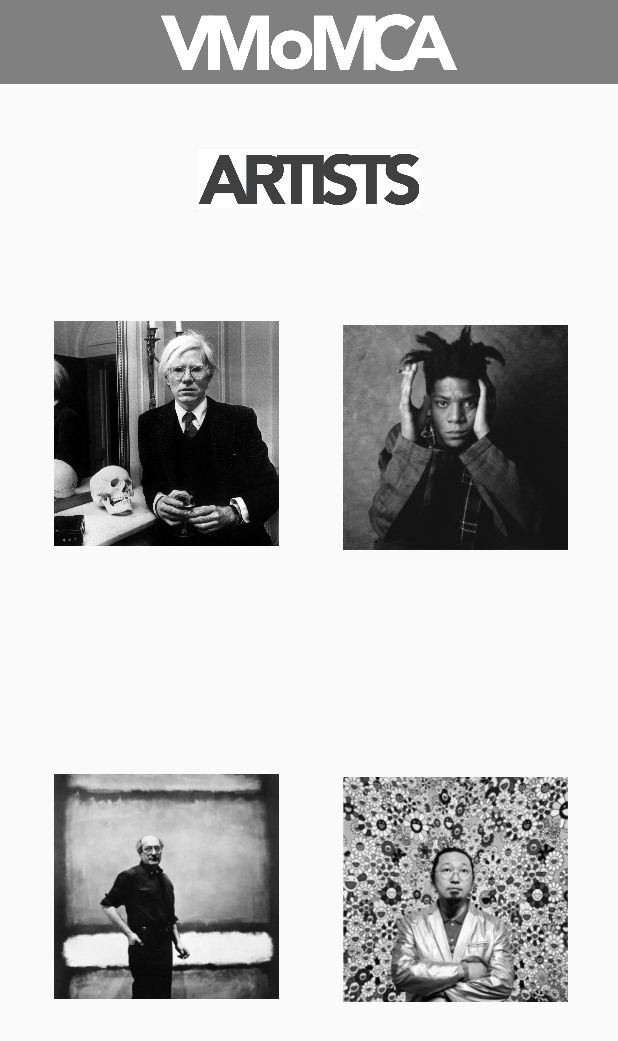
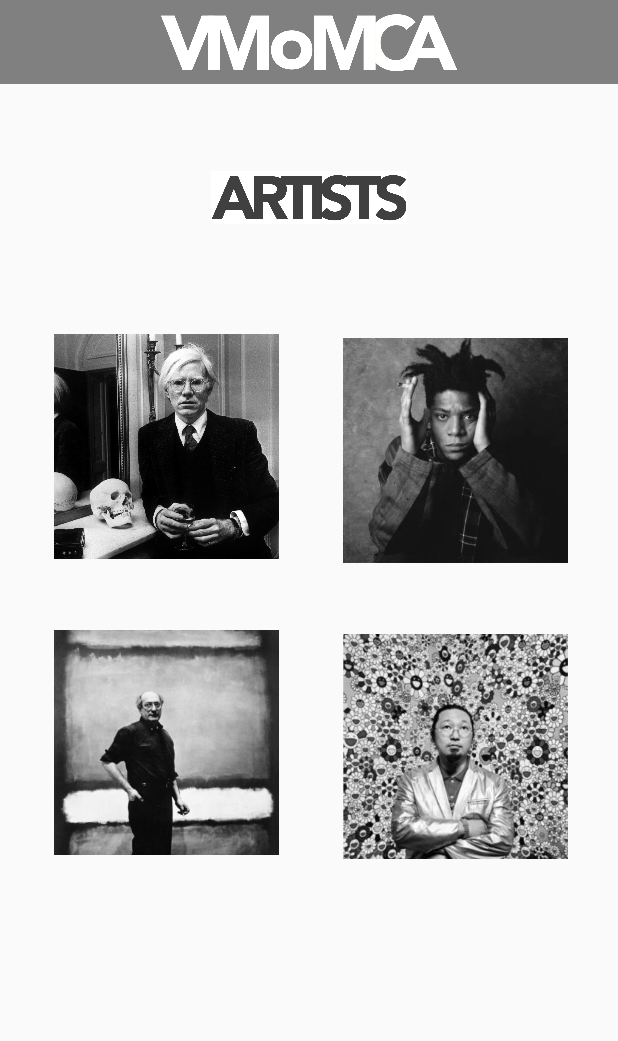
Before and after one commit to mikaelanieto/Project115, an Android app: the Activity2 screen opened directly, with no data from a screen before it, on a phone screen of 412 x 824 dp. Shown: the top 1041 px of the screen. Run offline under Robolectric (Android 15) with nearby library versions, the phone set to English and light mode, and no system bars.

Commit message:
Initial commit

```diff
--- a/app/src/main/res/layout/activity_2.xml
+++ b/app/src/main/res/layout/activity_2.xml
@@ -29,7 +29,7 @@
     <ImageView
         android:id="@+id/imageView7"
         android:layout_width="wrap_content"
-        android:layout_height="40dp"
+        android:layout_height="35dp"
         android:layout_marginTop="8dp"
         android:layout_marginEnd="8dp"
         android:layout_marginRight="8dp"
@@ -39,7 +39,7 @@
         app:layout_constraintHorizontal_bias="0.0"
         app:layout_constraintStart_toStartOf="parent"
         app:layout_constraintTop_toBottomOf="@+id/constraintLayout"
-        app:layout_constraintVertical_bias="0.050000012"
+        app:layout_constraintVertical_bias="0.06999999"
         app:srcCompat="@drawable/artists" />
 
     <android.support.constraint.ConstraintLayout
@@ -100,7 +100,7 @@
         app:layout_constraintHorizontal_bias="0.114"
         app:layout_constraintStart_toStartOf="parent"
         app:layout_constraintTop_toBottomOf="@+id/imageView6"
-        app:layout_constraintVertical_bias="0.49"
+        app:layout_constraintVertical_bias="0.138"
         app:srcCompat="@drawable/img_4697" />
 
     <ImageView
@@ -119,7 +119,7 @@
         app:layout_constraintHorizontal_bias="0.576"
         app:layout_constraintStart_toEndOf="@+id/imageView9"
         app:layout_constraintTop_toBottomOf="@+id/imageView8"
-        app:layout_constraintVertical_bias="0.493"
+        app:layout_constraintVertical_bias="0.138"
         app:srcCompat="@drawable/img_4699" />
 
 </android.support.constraint.ConstraintLayout>
```
